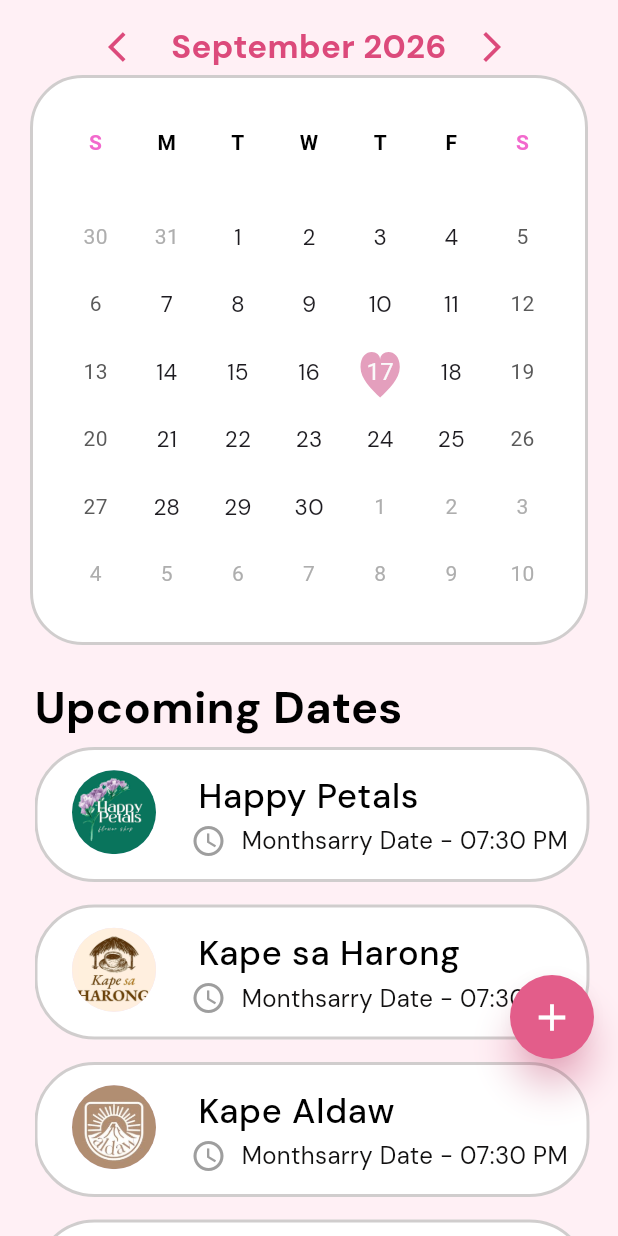
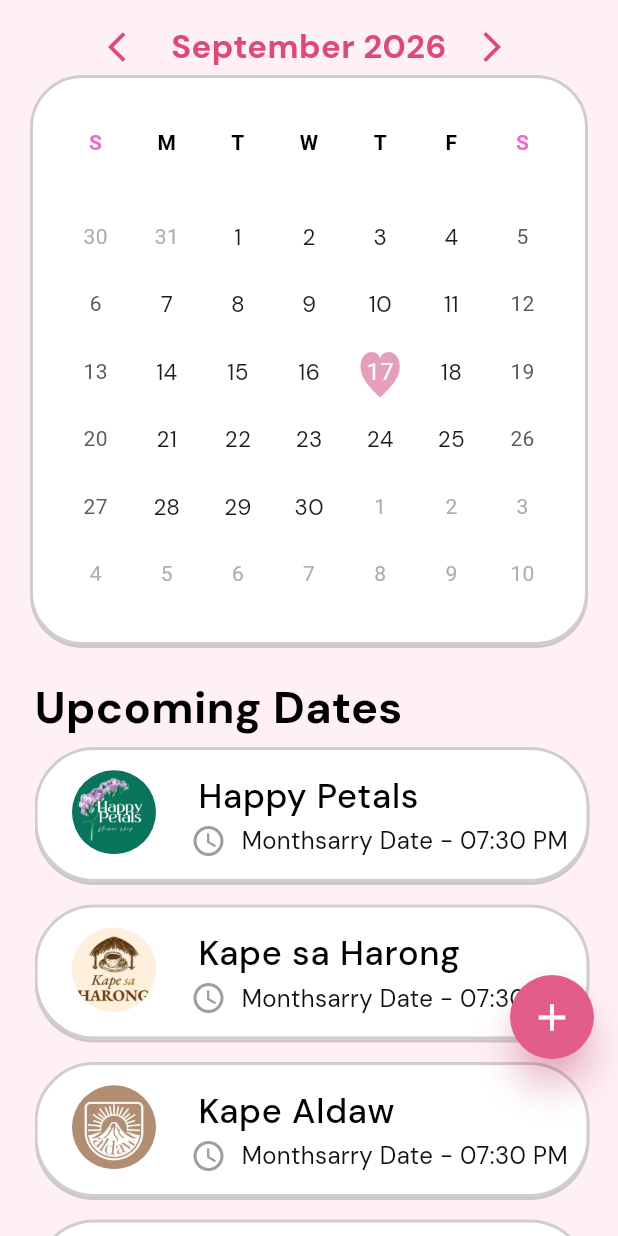
Before and after one commit to Drew010406/Bean-There, a Flutter app: the CalendarScreen screen opened directly, on a phone screen of 412 x 824 dp. Run offline on Flutter 3.47's test engine with Material 3 defaults, Android fonts, the phone set to English and light mode, and no system bars; drawn by our look-alikes of table_calendar; our stand-ins replace animated_toggle_switch, google_fonts, google_maps_flutter, material_symbols_icons; statements that could not run were skipped.

Commit message:
feat: add box shadows to the items and teh calendar

```diff
--- a/lib/screens.dart/calendar.dart
+++ b/lib/screens.dart/calendar.dart
@@ -48,7 +48,8 @@ class _CalendarScreenState extends State<CalendarScreen> {
             decoration: BoxDecoration(
               color: Colors.white,
               border: Border.all(color: const Color.fromARGB(128, 161, 156, 156), width: 2.0),
-              borderRadius:  BorderRadius.circular(35.0)
+              borderRadius:  BorderRadius.circular(35.0),
+              boxShadow: [BoxShadow(color: const Color.fromARGB(128, 161, 156, 156), offset: Offset(0,2))]
             ),
 
           ),
@@ -207,6 +208,8 @@ class _CalendarScreenState extends State<CalendarScreen> {
                           color: Colors.white,
                           border: Border.all(color: const Color.fromARGB(128, 161, 156, 156), width: 2.0),
                           borderRadius:  BorderRadius.circular(40.0),
+                          boxShadow: [BoxShadow(color: const Color.fromARGB(128, 161, 156, 156), offset: Offset(0,2),)]
+
                         ),
 
                         child: ListTile(
```
